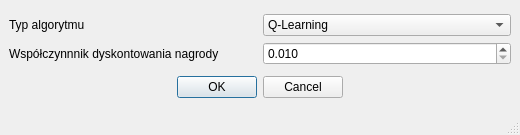
Old version of the form templatkaTwoorzenieAgenta.ui in the repository vatrasar/licencjat.
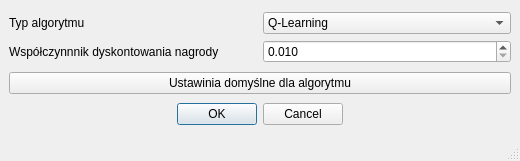
New version of the form.

Commit message: add default settings button

The edit to the form file:
```diff
--- a/templatkaTwoorzenieAgenta.ui
+++ b/templatkaTwoorzenieAgenta.ui
@@ -7,7 +7,7 @@
     <x>0</x>
     <y>0</y>
     <width>520</width>
-    <height>135</height>
+    <height>161</height>
    </rect>
   </property>
   <property name="windowTitle">
@@ -78,6 +78,13 @@
       </item>
      </layout>
     </item>
+    <item>
+     <widget class="QPushButton" name="default_settings">
+      <property name="text">
+       <string>Ustawinia domyślne dla algorytmu</string>
+      </property>
+     </widget>
+    </item>
     <item>
      <widget class="QDialogButtonBox" name="confirm_box">
       <property name="standardButtons">
```
The commit also changes 12 other files.
